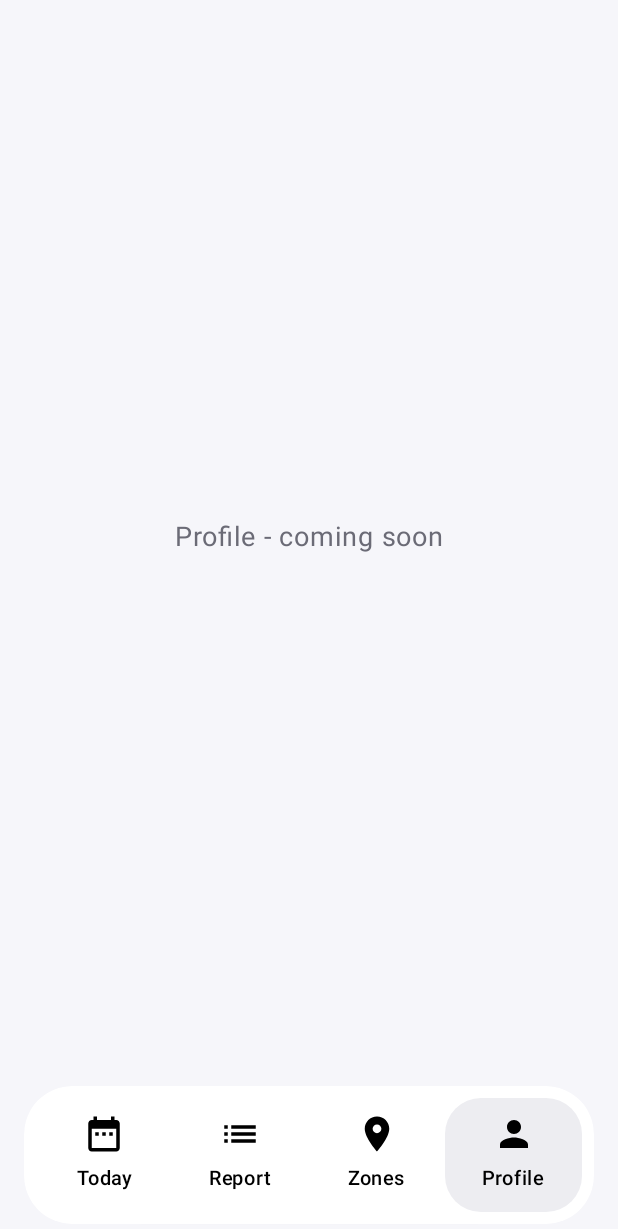
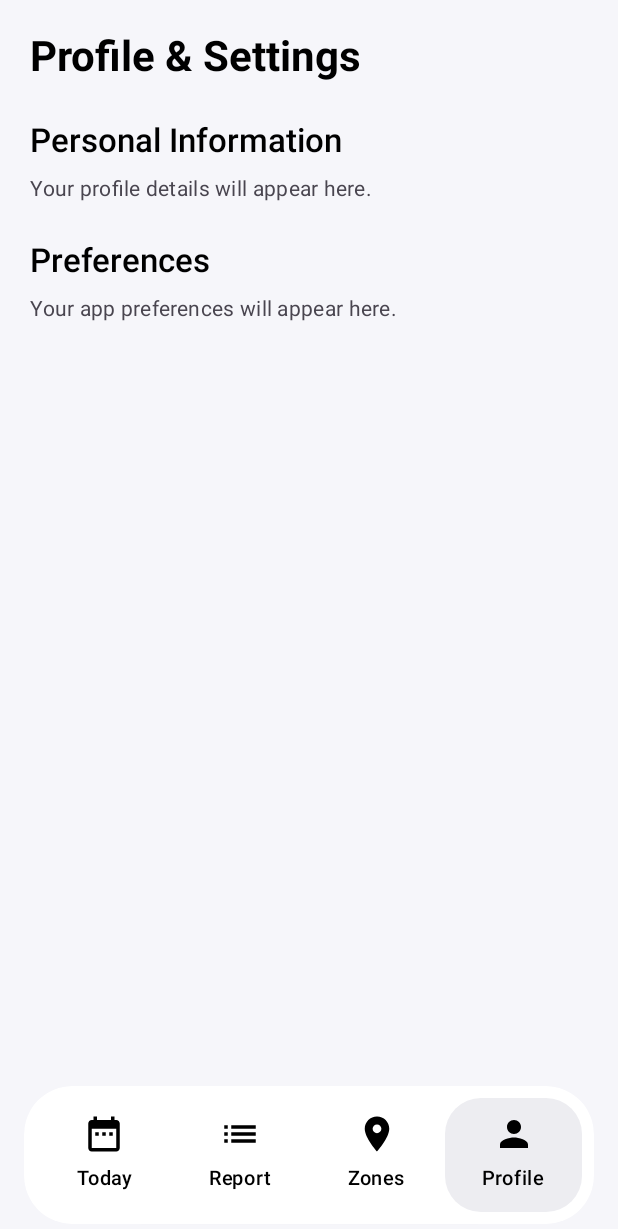
Before and after one commit to FadyEhab6/TimeTrace, an Android app built with Jetpack Compose: the ProfileSettingsScreen screen opened through its navigation route, on a phone screen of 412 x 824 dp. Shown: the top 1229 px of the screen. Run offline under Robolectric (Android 15) with nearby library versions, the phone set to English and light mode, and no system bars.

Commit message:
(profile): add profile settings screen

```diff
--- a/app/src/main/java/com/example/timetrace2/ui/navigation/AppNavHost.kt
+++ b/app/src/main/java/com/example/timetrace2/ui/navigation/AppNavHost.kt
@@ -10,6 +10,7 @@ import androidx.navigation.compose.composable
 import com.example.timetrace2.ui.components.NavTab
 import com.example.timetrace2.ui.components.PlaceholderScreen
 import com.example.timetrace2.ui.report.ReportScreen
+import com.example.timetrace2.ui.pages.profile.ProfileSettingsScreen
 
 /**
  * Maps each tab to the screen that should be shown for it.
@@ -33,6 +34,6 @@ fun AppNavHost(
         composable(NavTab.Today.name) { PlaceholderScreen("Today") }   // TODO: replace with TodayScreen()
         composable(NavTab.Report.name) { ReportScreen() }
         composable(NavTab.Zones.name) { PlaceholderScreen("Zones") }   // TODO: replace with ZonesScreen()
-        composable(NavTab.Profile.name) { PlaceholderScreen("Profile") } // TODO: replace with ProfileScreen()
+        composable(NavTab.Profile.name) { ProfileSettingsScreen() } // TODO: replace with ProfileScreen()
     }
 }
--- /dev/null
+++ b/app/src/main/java/com/example/timetrace2/ui/pages/profile/ProfileSettingsScreen.kt
@@ -0,0 +1,68 @@
+
+package com.example.timetrace2.ui.pages.profile
+
+import androidx.compose.foundation.layout.Arrangement
+import androidx.compose.foundation.layout.Column
+import androidx.compose.foundation.layout.Spacer
+import androidx.compose.foundation.layout.fillMaxSize
+import androidx.compose.foundation.layout.fillMaxWidth
+import androidx.compose.foundation.layout.height
+import androidx.compose.foundation.layout.padding
+import androidx.compose.material3.MaterialTheme
+import androidx.compose.material3.Text
+import androidx.compose.runtime.Composable
+import androidx.compose.ui.Modifier
+import androidx.compose.ui.text.font.FontWeight
+import androidx.compose.ui.unit.dp
+
+@Composable
+fun ProfileSettingsScreen() {
+    Column(
+        modifier = Modifier
+            .fillMaxSize()
+            .padding(20.dp),
+        verticalArrangement = Arrangement.spacedBy(24.dp)
+    ) {
+        Text(
+            text = "Profile & Settings",
+            style = MaterialTheme.typography.headlineMedium,
+            fontWeight = FontWeight.Bold
+        )
+
+        Column(
+            modifier = Modifier.fillMaxWidth()
+        ) {
+            Text(
+                text = "Personal Information",
+                style = MaterialTheme.typography.titleLarge,
+                fontWeight = FontWeight.SemiBold
+            )
+
+            Spacer(modifier = Modifier.height(8.dp))
+
+            Text(
+                text = "Your profile details will appear here.",
+                style = MaterialTheme.typography.bodyMedium,
+                color = MaterialTheme.colorScheme.onSurfaceVariant
+            )
+        }
+
+        Column(
+            modifier = Modifier.fillMaxWidth()
+        ) {
+            Text(
+                text = "Preferences",
+                style = MaterialTheme.typography.titleLarge,
+                fontWeight = FontWeight.SemiBold
+            )
+
+            Spacer(modifier = Modifier.height(8.dp))
+
+            Text(
+                text = "Your app preferences will appear here.",
+                style = MaterialTheme.typography.bodyMedium,
+                color = MaterialTheme.colorScheme.onSurfaceVariant
+            )
+        }
+    }
+}
```
